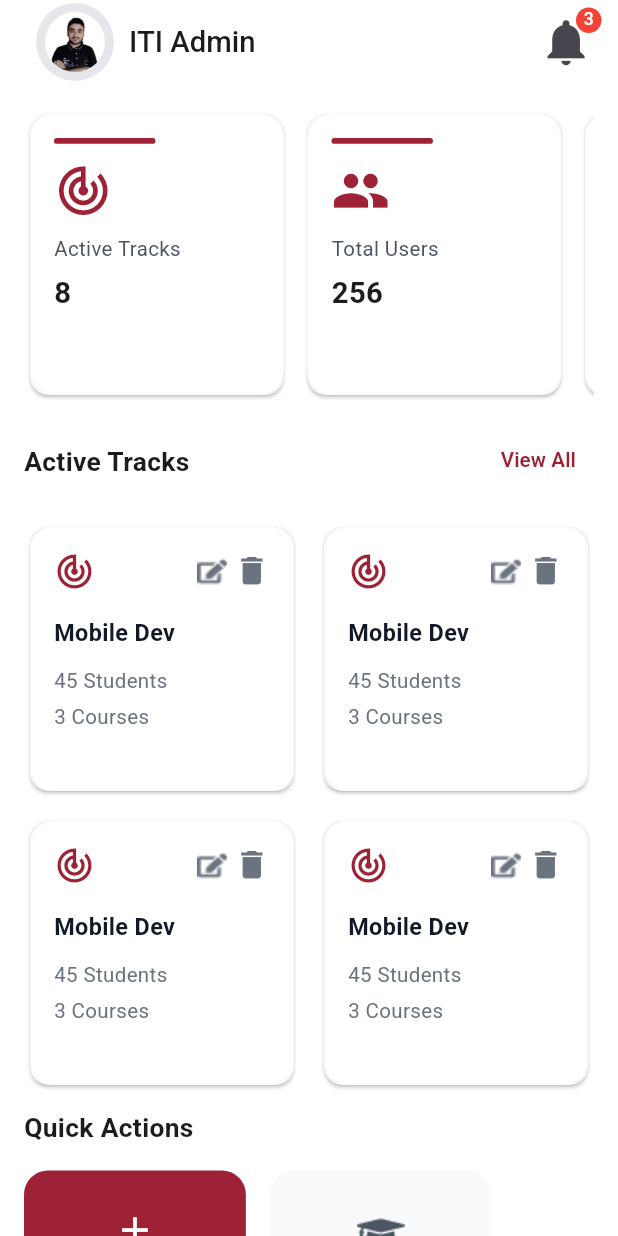
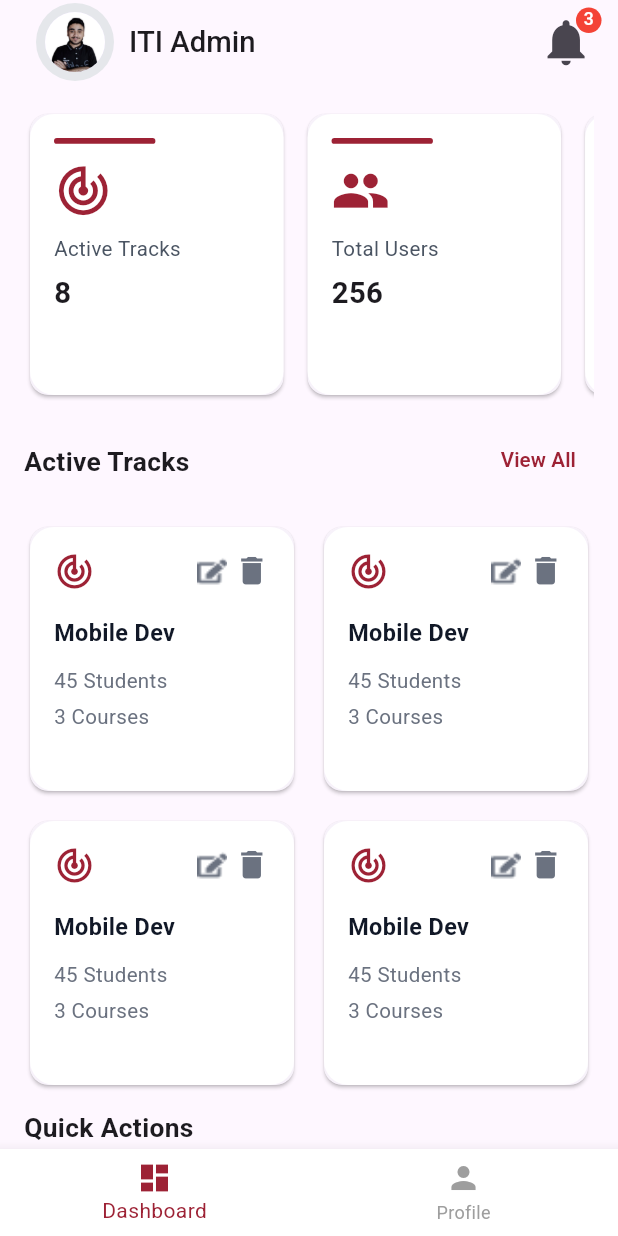
Before and after one commit to Mahmoudelnagar5/ITI---Graduation-Project, a Flutter app: the screen it shows after launch, on a phone screen of 412 x 824 dp. Run offline on Flutter 3.47's test engine with Material 3 defaults, Android fonts, the phone set to English and light mode, and no system bars; our stand-ins replace bloc, device_preview, flutter_bloc, flutter_screenutil, flutter_svg, gap and 3 more.

Commit message:
feat: implement SuperAdminView with bottom navigation and integrate AdminProfileView

```diff
--- a/lib/main.dart
+++ b/lib/main.dart
@@ -1,11 +1,12 @@
 import 'package:final_project_iti/core/helper/cashe_helper/cashe_helper.dart';
 import 'package:final_project_iti/core/config/configrations.dart';
 import 'package:final_project_iti/core/functions/network/network.dart';
-import 'package:final_project_iti/users/super_admin/features/dashboard/presentation/views/dashboard_view.dart';
 import 'package:flutter/foundation.dart';
 import 'package:flutter/material.dart';
 import 'package:device_preview/device_preview.dart';
 import 'package:flutter_screenutil/flutter_screenutil.dart';
+
+import 'users/super_admin/features/dashboard/presentation/views/super_admin_view.dart';
 
 Future<void> main() async {
   WidgetsFlutterBinding.ensureInitialized();
@@ -36,7 +37,7 @@ class MyApp extends StatelessWidget {
           onGenerateRoute: AppRouter.generateRoute,
           initialRoute: initalRouteMethod(),
 
-          home: const DashboardView(),
+          home: const SuperAdminView(),
         );
       },
     );
--- /dev/null
+++ b/lib/users/super_admin/features/dashboard/presentation/views/admin_profile_view.dart
@@ -0,0 +1,13 @@
+import 'package:flutter/material.dart';
+
+class AdminProfileView extends StatelessWidget {
+  const AdminProfileView({super.key});
+
+  @override
+  Widget build(BuildContext context) {
+    return Scaffold(
+      appBar: AppBar(title: const Text('Admin Profile')),
+      body: const Center(child: Text('Admin Profile')),
+    );
+  }
+}
--- a/lib/users/super_admin/features/dashboard/presentation/views/dashboard_view.dart
+++ b/lib/users/super_admin/features/dashboard/presentation/views/dashboard_view.dart
@@ -8,7 +8,6 @@ class DashboardView extends StatelessWidget {
   @override
   Widget build(BuildContext context) {
     return const Scaffold(
-      backgroundColor: AppColors.white,
       appBar: CustonAppBarAdmin(),
       body: DashboardViewBody(),
     );
--- /dev/null
+++ b/lib/users/super_admin/features/dashboard/presentation/views/super_admin_view.dart
@@ -0,0 +1,59 @@
+import '../../../../../../core/routing/route_export.dart';
+import 'admin_profile_view.dart';
+import 'dashboard_view.dart';
+
+class SuperAdminView extends StatefulWidget {
+  const SuperAdminView({super.key});
+
+  @override
+  State<SuperAdminView> createState() => _SuperAdminViewState();
+}
+
+class _SuperAdminViewState extends State<SuperAdminView> {
+  int currentIndex = 0;
+  List<Widget> pages = [const DashboardView(), const AdminProfileView()];
+
+  @override
+  Widget build(BuildContext context) {
+    return Scaffold(
+      body: pages[currentIndex],
+      bottomNavigationBar: BottomNavBarAdmin(
+        currentIndex: currentIndex,
+        onTap: (index) {
+          setState(() {
+            currentIndex = index;
+          });
+        },
+      ),
+    );
+  }
+}
+
+class BottomNavBarAdmin extends StatelessWidget {
+  const BottomNavBarAdmin({
+    super.key,
+    required this.currentIndex,
+    required this.onTap,
+  });
+
+  final int currentIndex;
+  final ValueChanged<int> onTap;
+
+  @override
+  Widget build(BuildContext context) {
+    return BottomNavigationBar(
+      backgroundColor: AppColors.white,
+      selectedItemColor: AppColors.mainColorStart,
+      unselectedItemColor: AppColors.lightGrey,
+      currentIndex: currentIndex,
+      onTap: onTap,
+      items: const [
+        BottomNavigationBarItem(
+          icon: Icon(Icons.dashboard),
+          label: 'Dashboard',
+        ),
+        BottomNavigationBarItem(icon: Icon(Icons.person), label: 'Profile'),
+      ],
+    );
+  }
+}
--- a/lib/users/super_admin/features/dashboard/presentation/widgets/dashboard_view_body.dart
+++ b/lib/users/super_admin/features/dashboard/presentation/widgets/dashboard_view_body.dart
@@ -50,17 +50,21 @@ class DashboardViewBody extends StatelessWidget {
             const Gap(16),
             Row(
               children: [
-                QuickActionItem(
+                Expanded(
+                  child: QuickActionItem(
                     color: AppColors.mainColorStart,
                     text: 'Add Track',
                     icon: Icon(Icons.add, color: AppColors.white, size: 30.r),
                   ),
+                ),
                 const Gap(16),
-                QuickActionItem(
+                Expanded(
+                  child: QuickActionItem(
                     text: 'Manage Rounds',
                     icon: Image.asset(
                       Assets.imagesTrackLogo,
                       color: AppColors.hometusersubtitle,
+                    ),
                   ),
                 ),
               ],
@@ -68,20 +72,23 @@ class DashboardViewBody extends StatelessWidget {
             const Gap(16),
             Row(
               children: [
-                QuickActionItem(
+                Expanded(
+                  child: QuickActionItem(
                     text: 'Add Courses',
                     icon: Image.asset(
                       Assets.imagesBook,
                       color: AppColors.hometusersubtitle,
                     ),
                   ),
+                ),
                 const Gap(16),
-                QuickActionItem(
+                Expanded(
+                  child: QuickActionItem(
                     text: 'Manage Resources',
-                  icon: Icon(
-                    Icons.folder,
+                    icon: Image.asset(
+                      Assets.imagesBook,
                       color: AppColors.hometusersubtitle,
-                    size: 30.r,
+                    ),
                   ),
                 ),
               ],
--- a/lib/users/super_admin/features/dashboard/presentation/widgets/quick_action_item.dart
+++ b/lib/users/super_admin/features/dashboard/presentation/widgets/quick_action_item.dart
@@ -16,7 +16,6 @@ class QuickActionItem extends StatelessWidget {
     return InkWell(
       onTap: () {},
       child: Container(
-        width: 140.w,
         padding: const EdgeInsets.all(16),
         decoration: BoxDecoration(
           borderRadius: BorderRadius.circular(16),
```
Lines whose indentation alone changed are shown as unchanged.
